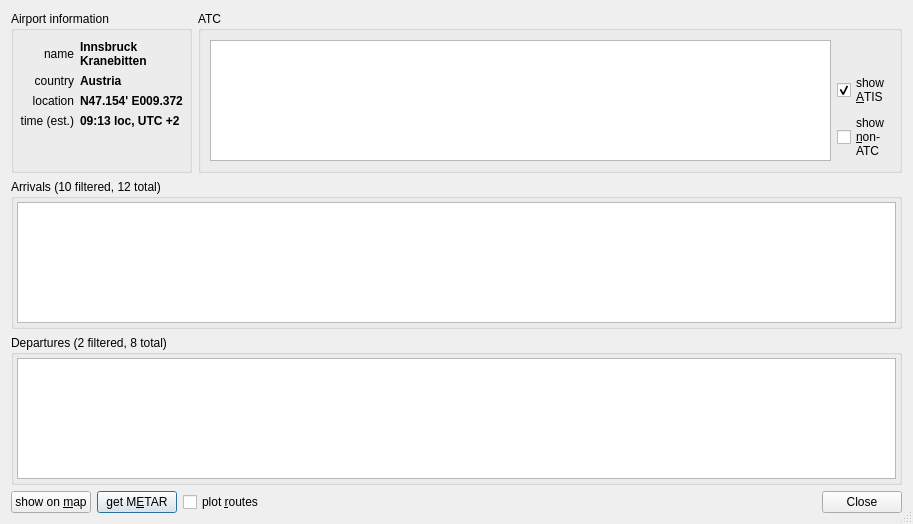
The window that src/AirportDetails.ui (qutescoop/qutescoop) describes before a commit, drawn with Qt 5.
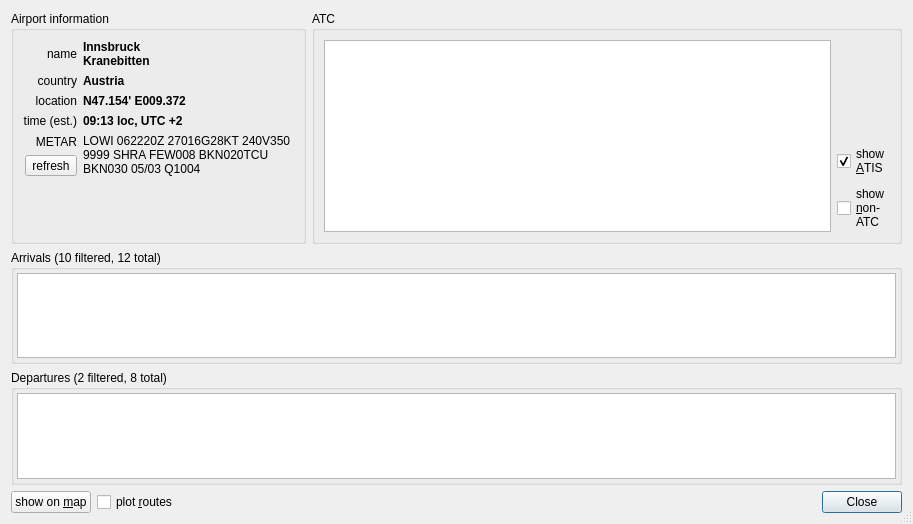
The same window after the commit. Icons and pictures are not drawn.

Commit message:
[FEATURE] add METAR to airport detail dialog
Also generally rework the airport dialog and METAR infrastructure.

The edit to the form file:
```diff
--- a/src/AirportDetails.ui
+++ b/src/AirportDetails.ui
@@ -24,20 +24,20 @@
    <item>
     <layout class="QHBoxLayout" name="horizontalLayout">
      <item>
-      <widget class="QGroupBox" name="groupBox_4">
+      <widget class="QGroupBox" name="groupBoxInfo">
+       <property name="sizePolicy">
+        <sizepolicy hsizetype="Preferred" vsizetype="Preferred">
+         <horstretch>1</horstretch>
+         <verstretch>0</verstretch>
+        </sizepolicy>
+       </property>
        <property name="title">
         <string>Airport information</string>
        </property>
        <property name="alignment">
         <set>Qt::AlignLeading|Qt::AlignLeft|Qt::AlignTop</set>
        </property>
-       <layout class="QGridLayout">
-        <property name="leftMargin">
-         <number>6</number>
-        </property>
-        <property name="rightMargin">
-         <number>6</number>
-        </property>
+       <layout class="QGridLayout" name="gridLayout" columnstretch="0,1">
         <item row="0" column="0">
          <widget class="QLabel" name="label_4">
           <property name="autoFillBackground">
@@ -55,7 +55,6 @@
          <widget class="QLabel" name="lblName">
           <property name="font">
            <font>
-            <weight>75</weight>
             <bold>true</bold>
            </font>
           </property>
@@ -79,7 +78,6 @@
          <widget class="QLabel" name="lblCountry">
           <property name="font">
            <font>
-            <weight>75</weight>
             <bold>true</bold>
            </font>
           </property>
@@ -102,7 +100,6 @@
          <widget class="QLabel" name="lblLocation">
           <property name="font">
            <font>
-            <weight>75</weight>
             <bold>true</bold>
            </font>
           </property>
@@ -128,7 +125,6 @@
          <widget class="QLabel" name="lblTime">
           <property name="font">
            <font>
-            <weight>75</weight>
             <bold>true</bold>
            </font>
           </property>
@@ -141,6 +137,74 @@
          </widget>
         </item>
         <item row="4" column="0">
+         <widget class="QWidget" name="verticalWidgetMetar" native="true">
+          <layout class="QVBoxLayout" name="verticalLayoutMetar">
+           <property name="leftMargin">
+            <number>0</number>
+           </property>
+           <property name="topMargin">
+            <number>0</number>
+           </property>
+           <property name="rightMargin">
+            <number>0</number>
+           </property>
+           <property name="bottomMargin">
+            <number>0</number>
+           </property>
+           <item>
+            <widget class="QLabel" name="label">
+             <property name="text">
+              <string>METAR</string>
+             </property>
+             <property name="alignment">
+              <set>Qt::AlignRight|Qt::AlignTrailing|Qt::AlignVCenter</set>
+             </property>
+            </widget>
+           </item>
+           <item>
+            <layout class="QHBoxLayout" name="horizontalLayout_2">
+             <item>
+              <spacer name="horizontalSpacer">
+               <property name="orientation">
+                <enum>Qt::Horizontal</enum>
+               </property>
+               <property name="sizeHint" stdset="0">
+                <size>
+                 <width>0</width>
+                 <height>0</height>
+                </size>
+               </property>
+              </spacer>
+             </item>
+             <item>
+              <widget class="QToolButton" name="pbMetar">
+               <property name="text">
+                <string>refresh</string>
+               </property>
+              </widget>
+             </item>
+            </layout>
+           </item>
+          </layout>
+         </widget>
+        </item>
+        <item row="4" column="1">
+         <widget class="QLabel" name="lblMetar">
+          <property name="text">
+           <string>LOWI 062220Z 27016G28KT 240V350 9999 SHRA FEW008 BKN020TCU BKN030 05/03 Q1004</string>
+          </property>
+          <property name="alignment">
+           <set>Qt::AlignLeading|Qt::AlignLeft|Qt::AlignTop</set>
+          </property>
+          <property name="wordWrap">
+           <bool>true</bool>
+          </property>
+          <property name="textInteractionFlags">
+           <set>Qt::LinksAccessibleByMouse|Qt::TextSelectableByMouse</set>
+          </property>
+         </widget>
+        </item>
+        <item row="5" column="0">
          <spacer name="verticalSpacer">
           <property name="orientation">
            <enum>Qt::Vertical</enum>
@@ -160,13 +224,16 @@
       <widget class="QGroupBox" name="groupBoxAtc">
        <property name="sizePolicy">
         <sizepolicy hsizetype="Preferred" vsizetype="Maximum">
-         <horstretch>0</horstretch>
+         <horstretch>2</horstretch>
          <verstretch>0</verstretch>
         </sizepolicy>
        </property>
        <property name="title">
         <string>ATC</string>
        </property>
+       <property name="alignment">
+        <set>Qt::AlignLeading|Qt::AlignLeft|Qt::AlignTop</set>
+       </property>
        <layout class="QGridLayout" name="gridLayoutATC">
         <item row="0" column="0">
          <widget class="QTreeView" name="treeAtc">
@@ -256,7 +323,7 @@
       <string>Arrivals (10 filtered, 12 total)</string>
      </property>
      <layout class="QVBoxLayout">
-      <property name="margin">
+      <property name="margin" stdset="0">
        <number>3</number>
       </property>
       <item>
@@ -302,7 +369,7 @@
       <string>Departures (2 filtered, 8 total)</string>
      </property>
      <layout class="QVBoxLayout">
-      <property name="margin">
+      <property name="margin" stdset="0">
        <number>3</number>
       </property>
       <item>
@@ -357,16 +424,6 @@
        </property>
       </widget>
      </item>
-     <item>
-      <widget class="QPushButton" name="pbMetar">
-       <property name="toolTip">
-        <string>will be displayed in METAR decoder dock</string>
-       </property>
-       <property name="text">
-        <string>get M&amp;ETAR</string>
-       </property>
-      </widget>
-     </item>
      <item>
       <widget class="QCheckBox" name="cbPlotRoutes">
        <property name="toolTip">
```
Left out of the diff: 10 changed lines with no effect on the pictures. The commit also changes 7 other files.
